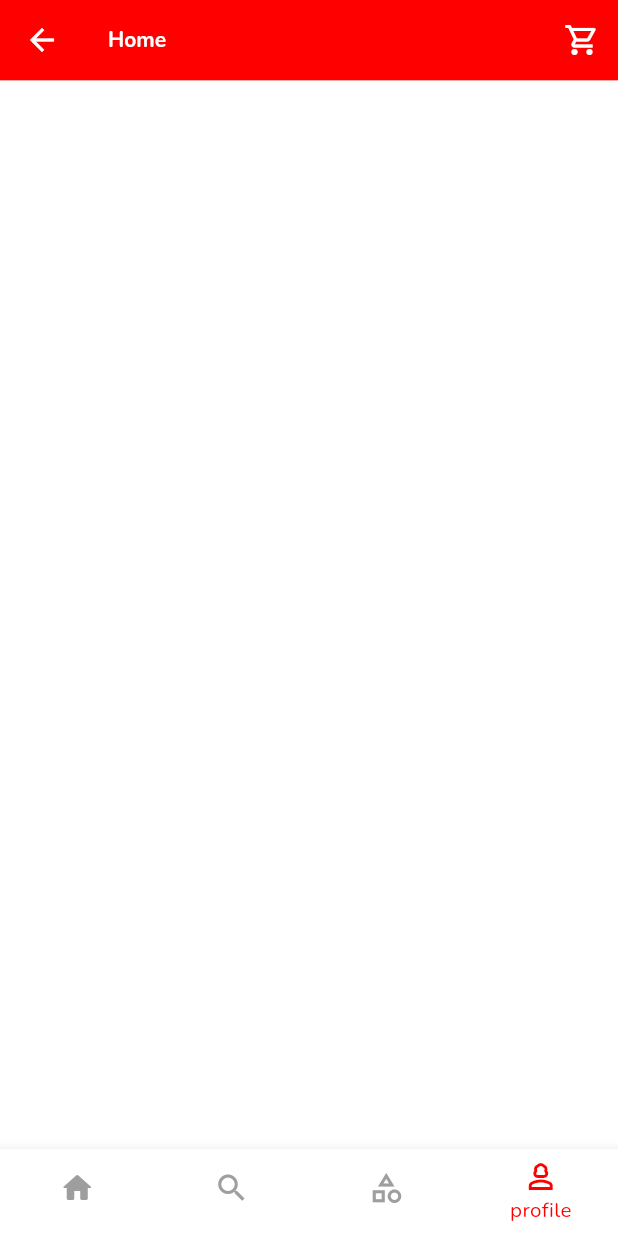
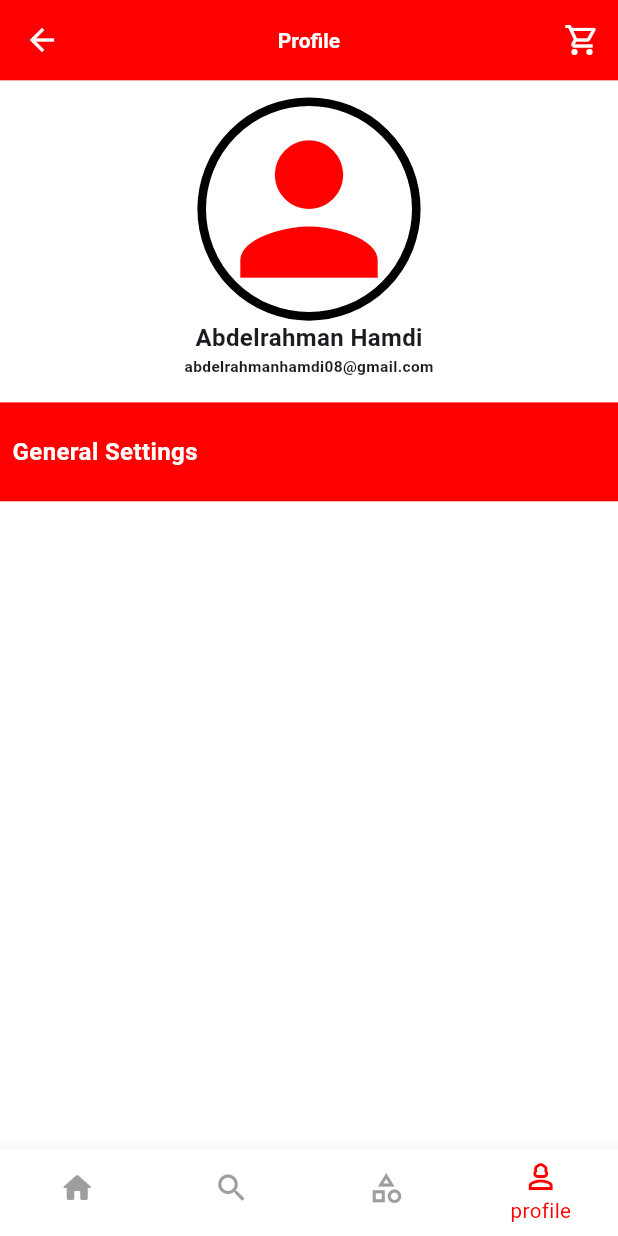
Before and after one commit to pgd8/mayomart_online_store, a Flutter app: the HomeScreen screen opened by its route, item 4 of the bottom bar chosen, on a phone screen of 412 x 824 dp. Run offline on Flutter 3.47's test engine with Material 3 defaults, Android fonts, the phone set to English and light mode, and no system bars; our stand-ins replace flutter_screenutil, flutter_slidable, google_fonts, slide_to_act; Roboto replaces fonts that are missing (childos).

Commit message:
profile creation

```diff
--- a/lib/My_APP/app_theme.dart
+++ b/lib/My_APP/app_theme.dart
@@ -1,6 +1,5 @@
 import 'package:flutter/material.dart';
 import 'package:flutter_screenutil/flutter_screenutil.dart';
-import 'package:google_fonts/google_fonts.dart';
 
 class AppTheme {
   static const Color mainColor = Color(0xffff0000);
@@ -16,8 +15,10 @@ class AppTheme {
       appBarTheme: AppBarTheme(
           backgroundColor: mainColor,
           iconTheme: IconThemeData(color: thirdColor),
-          toolbarHeight: 0.065.sh,
-          titleTextStyle: GoogleFonts.nunito(
+          toolbarHeight: 0.0.sh,
+          centerTitle: true,
+          titleTextStyle: TextStyle(
+            fontFamily: "childos",
             color: Colors.white,
             fontWeight: FontWeight.bold,
           )),
@@ -34,16 +35,19 @@ class AppTheme {
         showSelectedLabels: true,
         selectedItemColor: mainColor,
         unselectedItemColor: Colors.grey,
-        selectedLabelStyle: GoogleFonts.nunito(
+        selectedLabelStyle: TextStyle(
+          fontFamily: "childos",
           color: mainColor,
           fontSize: 12.sp,
         ),
         showUnselectedLabels: false,
       ),
       listTileTheme: ListTileThemeData(
-        titleTextStyle: GoogleFonts.nunito(
+        titleTextStyle: TextStyle(
+            fontFamily: "childos",
             fontSize: 11.sp, fontWeight: FontWeight.bold, color: Colors.black),
-        subtitleTextStyle: GoogleFonts.nunito(
+        subtitleTextStyle: TextStyle(
+            fontFamily: "childos",
             fontSize: 10.sp,
             fontWeight: FontWeight.w600,
             color: Colors.grey.shade800),
--- a/lib/Screens/Cart/cart_screen.dart
+++ b/lib/Screens/Cart/cart_screen.dart
@@ -4,6 +4,7 @@ import 'package:mayomart_online_store/Data_Classes/cart_model.dart';
 import 'package:mayomart_online_store/Screens/Cart/components/product_in_cart.dart';
 import 'package:flutter_slidable/flutter_slidable.dart';
 import 'package:slide_to_act/slide_to_act.dart';
+
 class CartScreen extends StatefulWidget {
   static const String routeName = "Cart Screen";
 
@@ -48,10 +49,17 @@ class _CartScreenState extends State<CartScreen> {
                 ),
               ),
             ),
-            Container(
+            slideButton()
+          ],
+        ),
+      ),
+    );
+  }
+  Widget slideButton(){
+    if(CartScreen.cartProducts.isNotEmpty){
+      return Container(
         margin:
-                  EdgeInsets.symmetric(horizontal: 0.03.sw,
-                      vertical: 0.01.sh),
+        EdgeInsets.symmetric(horizontal: 0.03.sw, vertical: 0.01.sh),
         child: SlideAction(
           outerColor: Colors.black,
           innerColor: Colors.red,
@@ -59,24 +67,24 @@ class _CartScreenState extends State<CartScreen> {
           sliderButtonIconSize: 14.sp,
           sliderButtonIconPadding: 15.r,
           sliderButtonIcon: const Icon(Icons.arrow_forward_ios_rounded),
-                submittedIcon: const Icon(Icons.done,color: Colors.white,),
+          submittedIcon: const Icon(
+            Icons.done,
+            color: Colors.white,
+          ),
           animationDuration: const Duration(milliseconds: 200),
           onSubmit: () {
             CartScreen.cartProducts.clear();
+            setState(() {});
           },
           text: "Swipe toPlace Order",
           textStyle: TextStyle(
-                  fontFamily: "childos",
-                  fontSize: 14.sp,
-                  color: Colors.grey
-                ),
+              fontFamily: "childos", fontSize: 14.sp, color: Colors.grey),
           enabled: true,
           textColor: Colors.grey,
         ),
-            )
-          ],
-        ),
-      ),
       );
+    } else{
+      return Container();
     }
   }
+}
--- a/lib/Screens/Home_Screen/home_screen.dart
+++ b/lib/Screens/Home_Screen/home_screen.dart
@@ -1,5 +1,6 @@
 import 'package:flutter/material.dart';
 import 'package:mayomart_online_store/Screens/Cart/cart_screen.dart';
+import 'package:mayomart_online_store/Tabs/Porfile_Components/profile_tab.dart';
 import 'package:mayomart_online_store/Tabs/home_tab.dart';
 import '../../My_APP/app_theme.dart';
 import 'package:flutter_screenutil/flutter_screenutil.dart';
@@ -31,10 +32,6 @@ class _HomeScreenState extends State<HomeScreen> {
           showSelectedLabels: true,
           selectedItemColor: AppTheme.mainColor,
           unselectedItemColor: Colors.grey,
-          selectedLabelStyle: GoogleFonts.nunito(
-            color: AppTheme.mainColor,
-            fontSize: 12.sp,
-          ),
           showUnselectedLabels: false,
           currentIndex: ind,
           onTap: (int index) {
@@ -44,22 +41,20 @@ class _HomeScreenState extends State<HomeScreen> {
           items: const [
             BottomNavigationBarItem(
                 icon: Icon(Icons.home_rounded), label: "Home"),
-            BottomNavigationBarItem(icon: Icon(Icons.search), label: "Home"),
+            BottomNavigationBarItem(icon: Icon(Icons.search), label: "Search"),
             BottomNavigationBarItem(
-                icon: Icon(Icons.category_outlined), label: "Cart"),
+                icon: Icon(Icons.category_outlined), label: "Category"),
             BottomNavigationBarItem(
                 icon: Icon(Icons.person_3_outlined), label: "profile"),
           ]),
-      appBar: AppBar(
+      appBar: ind == 0
+          ? AppBar()
+          : AppBar(
               backgroundColor: AppTheme.mainColor,
               iconTheme: IconThemeData(color: AppTheme.thirdColor),
               toolbarHeight: 0.065.sh,
-        titleTextStyle: GoogleFonts.nunito(
-          color: Colors.white,
-          fontWeight: FontWeight.bold,
-        ),
               title: Text(
-          "Home",
+                titleDetect(),
               ),
               actions: [
                 IconButton(
@@ -73,5 +68,14 @@ class _HomeScreenState extends State<HomeScreen> {
     ));
   }
 
-  List<Widget> tabs = [HomeTab(), Container(), Container(), Container()];
+  List<Widget> tabs = [HomeTab(), Container(), Container(), ProfileTab()];
+  String titleDetect(){
+    if(ind == 1){
+      return "Search";
+    } else if(ind == 2) {
+      return "Category";
+    } else {
+      return "Profile";
     }
+  }
+}
--- /dev/null
+++ b/lib/Tabs/Porfile_Components/profile_tab.dart
@@ -0,0 +1,71 @@
+import 'package:flutter/material.dart';
+import 'package:flutter_screenutil/flutter_screenutil.dart';
+import 'package:mayomart_online_store/My_APP/app_theme.dart';
+
+class ProfileTab extends StatelessWidget {
+  const ProfileTab({super.key});
+
+  @override
+  Widget build(BuildContext context) {
+    ScreenUtil.init(context, designSize: const Size(360, 690));
+
+    return Padding(
+      padding: EdgeInsets.symmetric(vertical:10.r),
+      child: Column(
+        children: [
+          Container(
+              alignment: Alignment.topCenter,
+              decoration: BoxDecoration(
+                  shape: BoxShape.circle,
+                  border: Border.all(color: Colors.black, width: 5.sp)),
+              child: Icon(
+                Icons.person,
+                color: AppTheme.mainColor,
+                size: 120.sp,
+              )), // profile icon
+          Container(
+            child: Text(
+              "Abdelrahman Hamdi",
+              style: TextStyle(
+                fontSize: 14.sp,
+                fontWeight: FontWeight.bold,
+                fontFamily: "childos",
+                textBaseline: TextBaseline.alphabetic,
+              ),
+            ),
+          ), // user name
+          Container(
+            margin: EdgeInsets.only(bottom: 0.02.sh),
+            child: Text(
+              "abdelrahmanhamdi08@gmail.com",
+              style: TextStyle(
+                fontSize: 9.sp,
+                fontWeight: FontWeight.bold,
+                fontFamily: "childos",
+                textBaseline: TextBaseline.alphabetic,
+              ),
+            ),
+          ), // email
+          Container(
+            alignment: Alignment.centerLeft,
+            width: double.infinity,
+            height: 0.08.sh,
+            color: AppTheme.mainColor,
+            padding: EdgeInsets.symmetric(horizontal: 0.02.sw),
+            child: Text(
+              "General Settings",
+              textAlign: TextAlign.start,
+              style: TextStyle(
+                fontSize: 14.sp,
+                color: Colors.white,
+                fontWeight: FontWeight.bold,
+                fontFamily: "childos",
+                textBaseline: TextBaseline.alphabetic,
+              ),
+            ),
+          ),
+        ],
+      ),
+    );
+  }
+}
```
Lines whose indentation alone changed are shown as unchanged.
